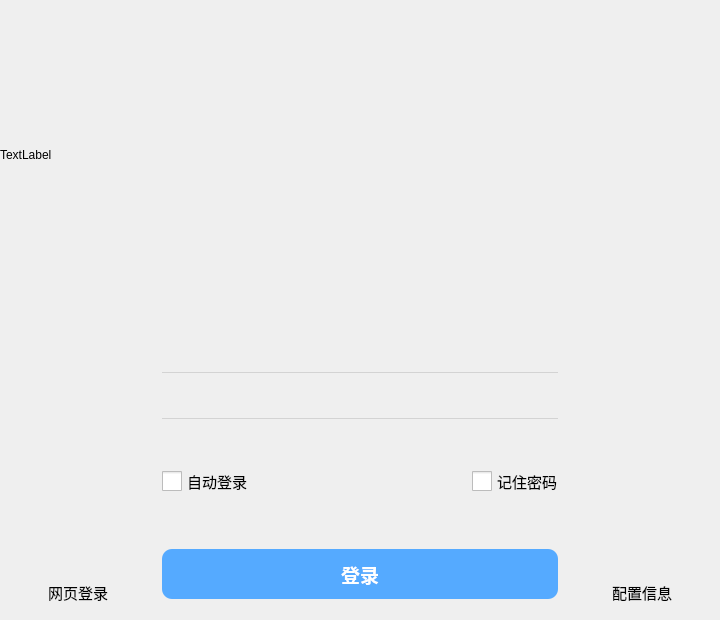
Above: ui/Login_ui.ui from freeFV/RSAS_Task_Tool before the change. Below: the same form after it.
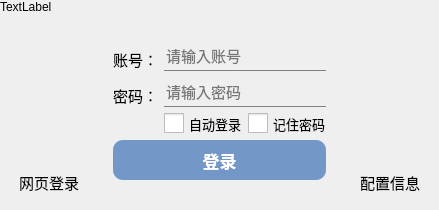
That is the form after the change. Icons and pictures are not drawn.

What changed in the file:
```diff
--- a/ui/Login_ui.ui
+++ b/ui/Login_ui.ui
@@ -6,8 +6,8 @@
    <rect>
     <x>0</x>
     <y>0</y>
-    <width>720</width>
-    <height>620</height>
+    <width>427</width>
+    <height>207</height>
    </rect>
   </property>
   <property name="minimumSize">
@@ -44,7 +44,11 @@
    <item>
     <widget class="QWidget" name="widget" native="true">
      <property name="styleSheet">
-      <string notr="true"/>
+      <string notr="true">QWidget#widget_top{
+border-image:url(:/md7699.png);
+border-top-left-radius:2px;
+border-top-right-radius:2px;
+}</string>
      </property>
      <layout class="QHBoxLayout" name="horizontalLayout_2">
       <property name="spacing">
@@ -64,6 +68,9 @@
       </property>
       <item>
        <widget class="QLabel" name="login_top_bg_label">
+        <property name="styleSheet">
+         <string notr="true"/>
+        </property>
         <property name="text">
          <string>TextLabel</string>
         </property>
@@ -108,8 +115,95 @@
         <property name="styleSheet">
          <string notr="true"/>
         </property>
-        <layout class="QGridLayout" name="gridLayout">
-         <item row="4" column="1" alignment="Qt::AlignRight">
+        <layout class="QVBoxLayout" name="verticalLayout_2" stretch="7">
+         <item>
+          <widget class="QWidget" name="widget_4" native="true">
+           <property name="minimumSize">
+            <size>
+             <width>0</width>
+             <height>0</height>
+            </size>
+           </property>
+           <layout class="QGridLayout" name="gridLayout_2">
+            <property name="bottomMargin">
+             <number>9</number>
+            </property>
+            <item row="0" column="1" colspan="2">
+             <widget class="QLineEdit" name="username_lineEdit">
+              <property name="minimumSize">
+               <size>
+                <width>0</width>
+                <height>30</height>
+               </size>
+              </property>
+              <property name="font">
+               <font>
+                <family>微软雅黑</family>
+                <pointsize>11</pointsize>
+               </font>
+              </property>
+              <property name="styleSheet">
+               <string notr="true">QLineEdit{
+background:Transparent;
+border-width:1px;
+border-radius:0px;
+font-size:11pt;
+color:black;
+border-bottom:1px solid gray;
+}
+QLineEdit:hover{
+border-width:1px;
+border-radius:0px;
+font-size:11pt;
+color:black;
+border-bottom:1px solid rgb(70,200,50);
+}</string>
+              </property>
+              <property name="placeholderText">
+               <string>请输入账号</string>
+              </property>
+             </widget>
+            </item>
+            <item row="2" column="1" colspan="2">
+             <widget class="QLineEdit" name="passwd_lineEdit">
+              <property name="minimumSize">
+               <size>
+                <width>0</width>
+                <height>30</height>
+               </size>
+              </property>
+              <property name="font">
+               <font>
+                <family>微软雅黑</family>
+                <pointsize>11</pointsize>
+               </font>
+              </property>
+              <property name="styleSheet">
+               <string notr="true">QLineEdit{
+background:Transparent;
+border-width:1px;
+border-radius:0px;
+font-size:11pt;
+color:black;
+border-bottom:1px solid gray;
+}
+QLineEdit:hover{
+border-width:1px;
+border-radius:0px;
+font-size:11pt;
+color:black;
+border-bottom:1px solid rgb(70,200,50);
+}</string>
+              </property>
+              <property name="echoMode">
+               <enum>QLineEdit::Password</enum>
+              </property>
+              <property name="placeholderText">
+               <string>请输入密码</string>
+              </property>
+             </widget>
+            </item>
+            <item row="3" column="2">
           <widget class="QCheckBox" name="remember_passwd_checkBox">
            <property name="sizePolicy">
             <sizepolicy hsizetype="Preferred" vsizetype="Preferred">
@@ -125,8 +219,8 @@
            </property>
            <property name="font">
             <font>
-             <family>幼圆</family>
-             <pointsize>11</pointsize>
+                <family>微软雅黑</family>
+                <pointsize>10</pointsize>
             </font>
            </property>
            <property name="styleSheet">
@@ -142,12 +236,18 @@
            <property name="text">
             <string>记住密码</string>
            </property>
-          </widget>
-         </item>
-         <item row="5" column="0" colspan="2">
+              <property name="iconSize">
+               <size>
+                <width>16</width>
+                <height>16</height>
+               </size>
+              </property>
+             </widget>
+            </item>
+            <item row="4" column="0" colspan="3">
           <widget class="QPushButton" name="login_pushButton">
            <property name="enabled">
-            <bool>false</bool>
+               <bool>true</bool>
            </property>
            <property name="sizePolicy">
             <sizepolicy hsizetype="Minimum" vsizetype="Preferred">
@@ -158,7 +258,7 @@
            <property name="minimumSize">
             <size>
              <width>0</width>
-             <height>0</height>
+                <height>40</height>
             </size>
            </property>
            <property name="maximumSize">
@@ -169,15 +269,15 @@
            </property>
            <property name="font">
             <font>
-             <family>幼圆</family>
-             <pointsize>14</pointsize>
+                <family>微软雅黑</family>
+                <pointsize>13</pointsize>
              <weight>75</weight>
              <bold>true</bold>
             </font>
            </property>
            <property name="styleSheet">
             <string notr="true">QPushButton {
-	background-color: rgb(85, 170, 255);
+	background-color: rgba(84,129,189, 0.8);
 	border-radius: 10px;
 	color: white;
 	spacing: 500px;
@@ -195,7 +295,46 @@
            </property>
           </widget>
          </item>
-         <item row="4" column="0">
+            <item row="2" column="0" alignment="Qt::AlignBottom">
+             <widget class="QLabel" name="label_2">
+              <property name="font">
+               <font>
+                <family>微软雅黑</family>
+                <pointsize>11</pointsize>
+               </font>
+              </property>
+              <property name="text">
+               <string>密码：</string>
+              </property>
+             </widget>
+            </item>
+            <item row="3" column="0">
+             <spacer name="horizontalSpacer">
+              <property name="orientation">
+               <enum>Qt::Horizontal</enum>
+              </property>
+              <property name="sizeHint" stdset="0">
+               <size>
+                <width>40</width>
+                <height>20</height>
+               </size>
+              </property>
+             </spacer>
+            </item>
+            <item row="0" column="0" alignment="Qt::AlignBottom">
+             <widget class="QLabel" name="label">
+              <property name="font">
+               <font>
+                <family>微软雅黑</family>
+                <pointsize>11</pointsize>
+               </font>
+              </property>
+              <property name="text">
+               <string>账号：</string>
+              </property>
+             </widget>
+            </item>
+            <item row="3" column="1">
           <widget class="QCheckBox" name="Auto_login_checkBox">
            <property name="sizePolicy">
             <sizepolicy hsizetype="Preferred" vsizetype="Preferred">
@@ -211,8 +350,8 @@
            </property>
            <property name="font">
             <font>
-             <family>幼圆</family>
-             <pointsize>11</pointsize>
+                <family>微软雅黑</family>
+                <pointsize>10</pointsize>
             </font>
            </property>
            <property name="styleSheet">
@@ -228,90 +367,9 @@
            <property name="text">
             <string>自动登录</string>
            </property>
-           <property name="iconSize">
-            <size>
-             <width>16</width>
-             <height>16</height>
-            </size>
-           </property>
-          </widget>
-         </item>
-         <item row="1" column="0" colspan="2">
-          <widget class="QLineEdit" name="username_lineEdit">
-           <property name="minimumSize">
-            <size>
-             <width>0</width>
-             <height>40</height>
-            </size>
-           </property>
-           <property name="maximumSize">
-            <size>
-             <width>16777215</width>
-             <height>30</height>
-            </size>
-           </property>
-           <property name="font">
-            <font>
-             <family>微软雅黑</family>
-             <pointsize>15</pointsize>
-            </font>
-           </property>
-           <property name="styleSheet">
-            <string notr="true">QLineEdit {
-	font-size: 15pt;
-	border: none;
-	border-bottom: 1px solid lightgray;
-	background-color: transparent;
-}
-QLineEdit:hover {
-	border-bottom:1px solid gray;
-}
-QLineEdit:focus {
-border-bottom: 1px solid rgb(18,183,245);
-}</string>
-           </property>
-          </widget>
-         </item>
-         <item row="3" column="0" colspan="2">
-          <widget class="QLineEdit" name="passwd_lineEdit">
-           <property name="minimumSize">
-            <size>
-             <width>0</width>
-             <height>40</height>
-            </size>
-           </property>
-           <property name="maximumSize">
-            <size>
-             <width>16777215</width>
-             <height>30</height>
-            </size>
-           </property>
-           <property name="font">
-            <font>
-             <family>微软雅黑</family>
-             <pointsize>15</pointsize>
-            </font>
-           </property>
-           <property name="styleSheet">
-            <string notr="true">QLineEdit {
-	font-size: 15pt;
-	border: none;
-	border-bottom: 1px solid lightgray;
-	background-color: transparent;
-}
-QLineEdit:hover {
-	border-bottom:1px solid gray;
-}
-QLineEdit:focus {
-border-bottom: 1px solid rgb(18,183,245);
-}</string>
-           </property>
-           <property name="echoMode">
-            <enum>QLineEdit::Password</enum>
-           </property>
-           <property name="clearButtonEnabled">
-            <bool>true</bool>
-           </property>
+             </widget>
+            </item>
+           </layout>
           </widget>
          </item>
         </layout>
```
Left out of the diff: 92 changed lines with no effect on the pictures. Lines whose indentation alone changed are shown as unchanged.
